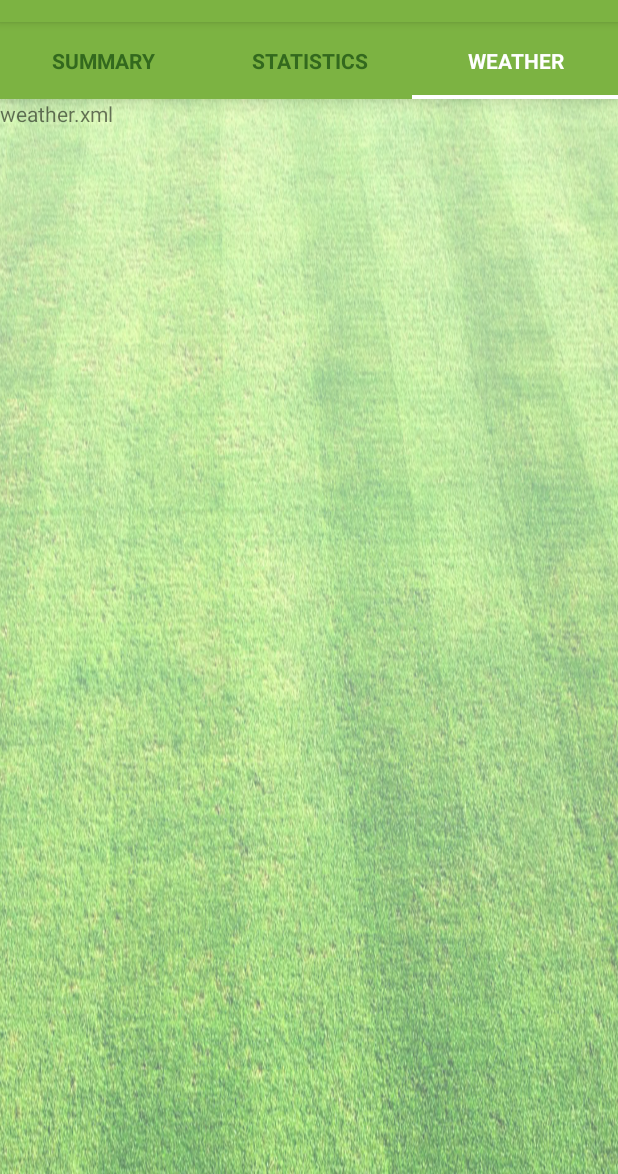
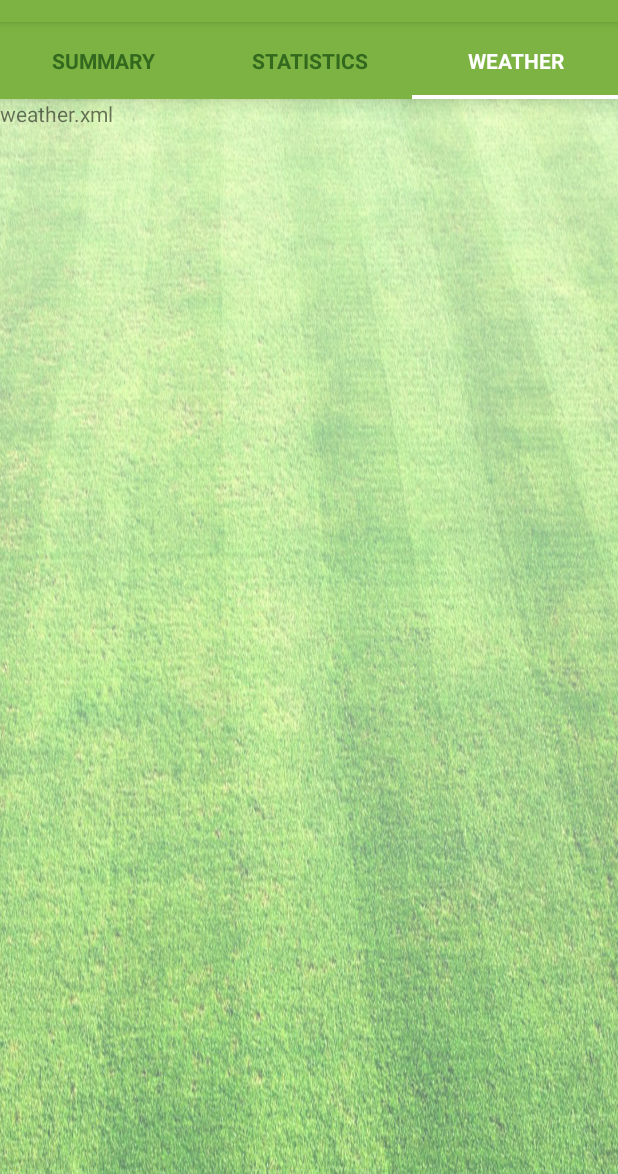
Before and after one commit to KidEinstein/intelligation-android, an Android app: the MainActivity screen opened directly, with no data from a screen before it, after a tap on "WEATHER", on a phone screen of 412 x 824 dp, the part 62-1236 px from its top. Run offline under Robolectric (Android 15) with nearby library versions, the phone set to English and light mode, and no system bars.

Commit message:
Wrapped Scroll View

```diff
--- a/app/src/main/java/in/gotech/intelligation/MainActivity.java
+++ b/app/src/main/java/in/gotech/intelligation/MainActivity.java
@@ -15,7 +15,6 @@ import android.view.ViewGroup;
 import android.support.v4.app.FragmentManager;
 import android.view.Window;
 import android.support.v4.view.PagerTabStrip;
-
 import in.gotech.intelligation.SlidingTabLayout;
 
 import android.graphics.Color;
@@ -71,11 +70,10 @@ public class MainActivity extends AppCompatActivity {
                 case 1:
                     return inflater.inflate(
                             R.layout.stats, container, false);
-                case 2:
-                    return inflater.inflate(
-                            R.layout.weather, container, false);
+                default:
+                    return inflater.inflate(R.layout.weather, container, false);
             }
-            return inflater.inflate(R.layout.weather, container, false);
+
         }
     }
 
--- a/app/src/main/res/layout/weather.xml
+++ b/app/src/main/res/layout/weather.xml
@@ -1,5 +1,11 @@
 <?xml version="1.0" encoding="utf-8"?>
-<LinearLayout xmlns:android="http://schemas.android.com/apk/res/android"
+
+<ScrollView xmlns:android="http://schemas.android.com/apk/res/android"
+    style="@style/FieldBackground"
+    android:layout_width="match_parent"
+    android:layout_height="match_parent">
+
+    <LinearLayout
         android:layout_width="match_parent"
         android:layout_height="match_parent"
         android:orientation="vertical">
@@ -9,3 +15,4 @@
             android:layout_height="wrap_content"
             android:text="weather.xml" />
     </LinearLayout>
+</ScrollView>
```
Also changed, not shown: app/src/main/res/layout/login.xml (+8 -1 lines), app/src/main/res/layout/sign_up.xml (+7 -1 lines), app/src/main/res/layout/stats.xml (+7 -1 lines), app/src/main/res/layout/summary.xml (+7 -1 lines), 1 other file. Lines whose indentation alone changed are shown as unchanged.
